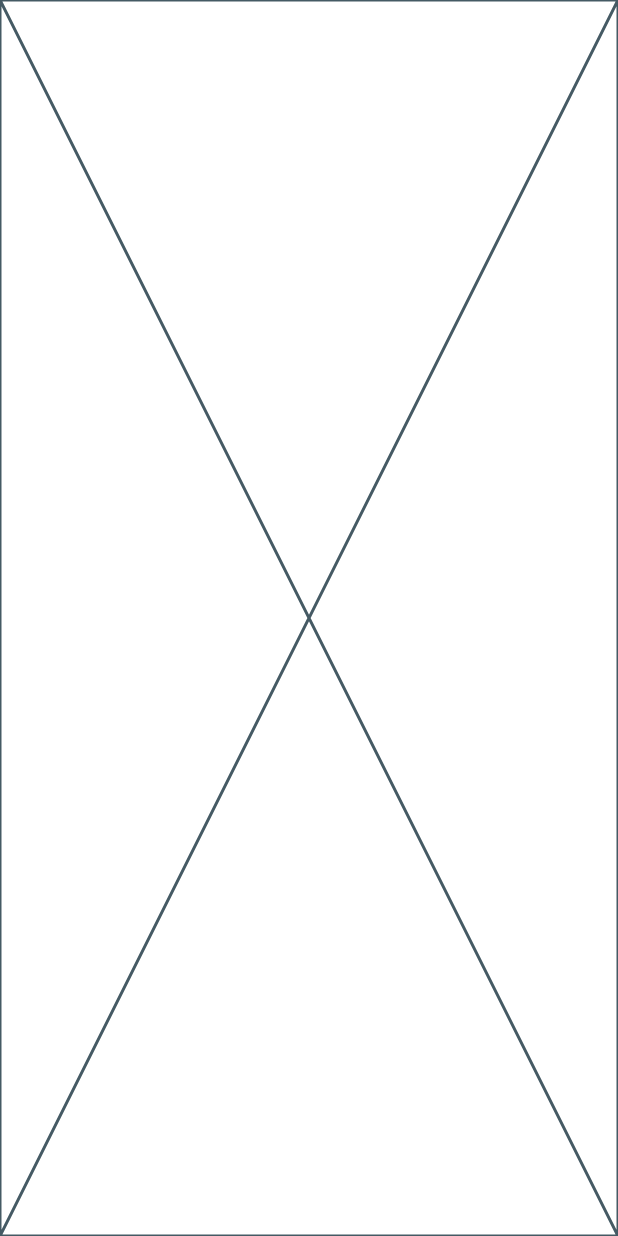
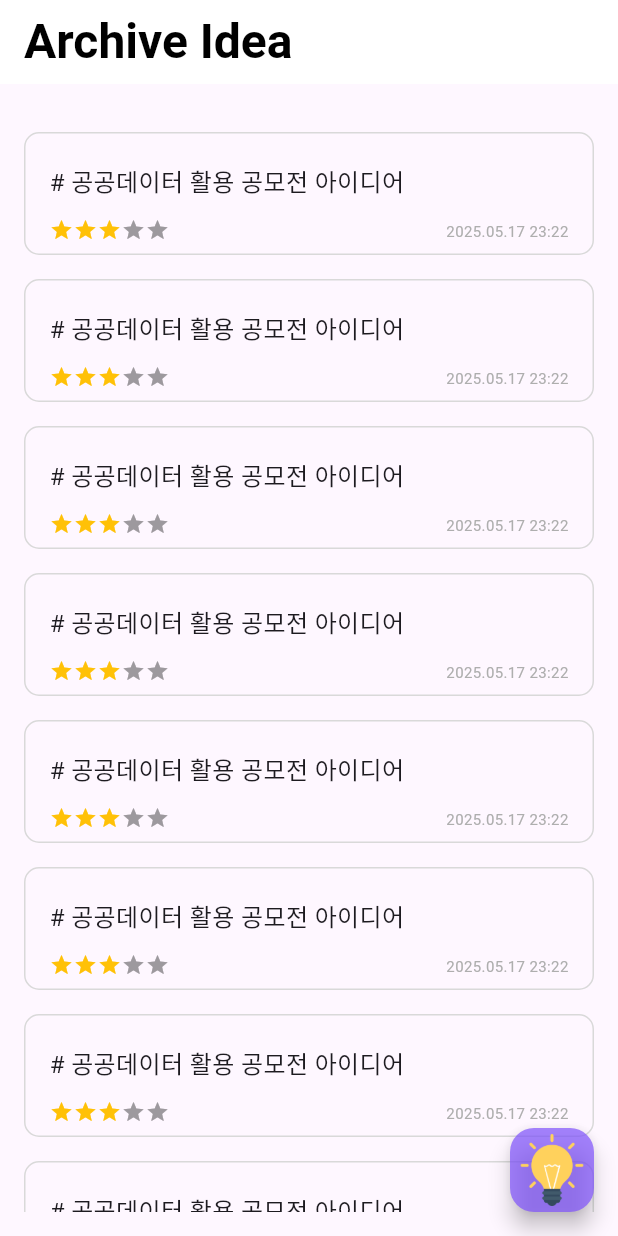
Before and after one commit to sunfishes/archive_idea, a Flutter app: the screen it shows after launch, on a phone screen of 412 x 824 dp. Run offline on Flutter 3.47's test engine with Material 3 defaults, Android fonts, the phone set to English and light mode, and no system bars; drawn by our look-alikes of flutter_rating_bar; our stand-ins replace sqflite; accounts and stored records are empty.

Commit message:
idea list UI with flutter rating bar

```diff
--- a/lib/screen/main_screen.dart
+++ b/lib/screen/main_screen.dart
@@ -1,4 +1,5 @@
 import 'package:flutter/material.dart';
+import 'package:flutter_rating_bar/flutter_rating_bar.dart';
 
 class MainScreen extends StatefulWidget {
   const MainScreen({super.key});
@@ -10,6 +11,91 @@ class MainScreen extends StatefulWidget {
 class _MainScreenState extends State<MainScreen> {
   @override
   Widget build(BuildContext context) {
-    return const Placeholder();
+    return Scaffold(
+      appBar: AppBar(
+        backgroundColor: Colors.white,
+        elevation: 0, // 입체감이 사라짐
+        title: Text(
+          'Archive Idea',
+          style: TextStyle(
+            color: Colors.black,
+            fontSize: 32,
+            fontWeight: FontWeight.bold,
+          ),
+        ),
+      ),
+      body: Container(
+        margin: EdgeInsets.all(16),
+        child: ListView.builder(
+          itemCount: 10,
+          itemBuilder: (context, index) {
+            return listItem(index);
+          },
+        ),
+      ),
+      floatingActionButton: FloatingActionButton(onPressed: (){
+        // 새 아이디어 작성화면으로 이동
+
+      },
+      child: Image.asset('assets/idea.png', width: 48, height: 48,
+      ),
+        backgroundColor: Color(0xff7f52fd).withOpacity(0.7),
+      ),
+    );
+  }
+
+  Widget listItem(int index) {
+    return Container(
+      height: 82,
+      margin: EdgeInsets.only(top: 16),
+      decoration: ShapeDecoration(
+        shape: RoundedRectangleBorder(
+          side: BorderSide(color: Color(0xffd9d9d9), width: 1),
+          borderRadius: BorderRadius.circular(10),
+        ),
+      ),
+      child: Stack(
+        alignment: Alignment.centerLeft,
+        children: [
+          //아이디어 제목
+          Container(
+            margin: EdgeInsets.only(left: 16, bottom: 16),
+            child: Text('# 공공데이터 활용 공모전 아이디어', style: TextStyle(fontSize: 16)),
+          ),
+          //일시
+          Align(
+            alignment: Alignment.bottomRight,
+            child: Container(
+              margin: EdgeInsets.only(right: 16, bottom: 8),
+              child: Text(
+                '2025.05.17 23:22',
+                style: TextStyle(color: Color(0xffaeaeae), fontSize: 10),
+              ),
+            ),
+          ),
+          //아이디어 중요도 점수(별 형태)
+          Align(
+            alignment: Alignment.bottomLeft,
+            child: Container(
+              margin: EdgeInsets.only(left: 16, bottom: 8),
+              child: RatingBar.builder(
+              initialRating: 3,
+              minRating: 1,
+              direction: Axis.horizontal,
+              itemCount: 5,
+              itemSize: 16,
+              itemPadding: EdgeInsets.symmetric(horizontal: 0),
+              itemBuilder: (context, index) {
+                return Icon(Icons.star, color: Colors.amber,);
+              },
+              ignoreGestures: true,
+              updateOnDrag: false,
+              onRatingUpdate: (value) {
+
+              },),
+            ),)
+        ],
+      ),
+    );
   }
 }
--- a/pubspec.yaml
+++ b/pubspec.yaml
@@ -12,6 +12,7 @@ dependencies:
     sdk: flutter
   cupertino_icons: ^1.0.8
   sqflite: ^2.4.2
+  flutter_rating_bar: ^4.0.1
 
 dev_dependencies:
   flutter_test:
```
Also changed, not shown: pubspec.lock.
